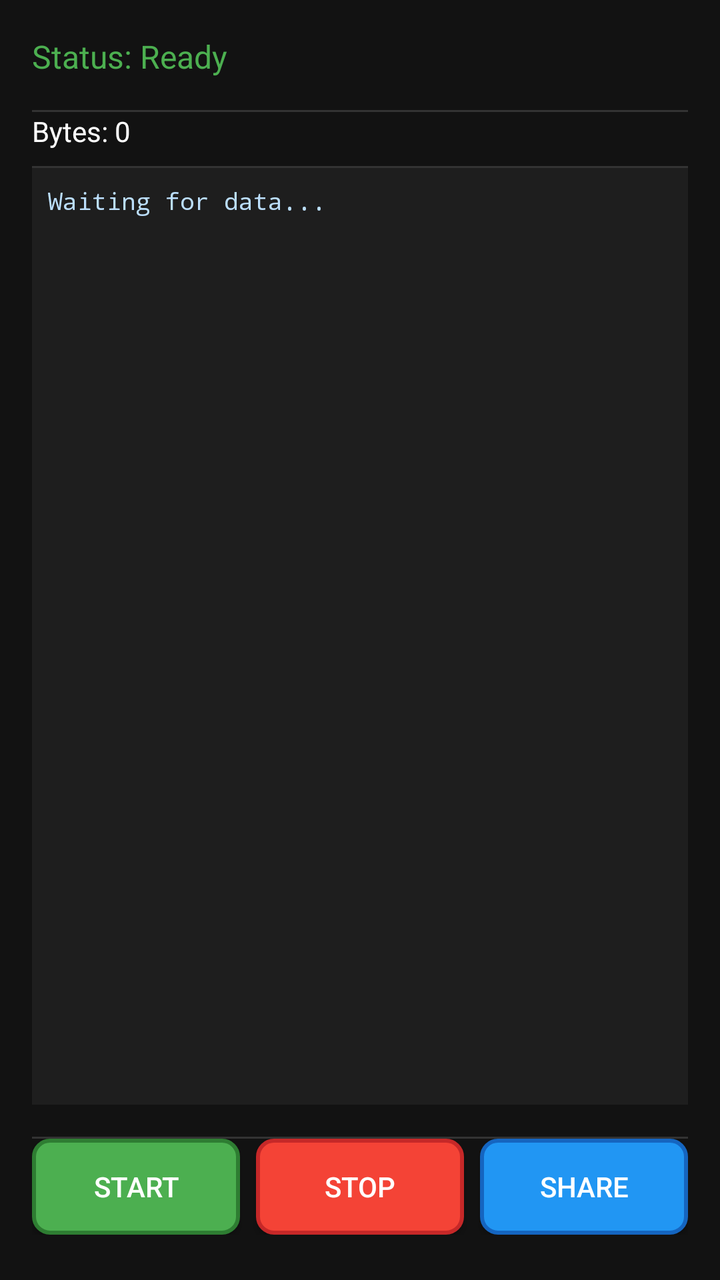
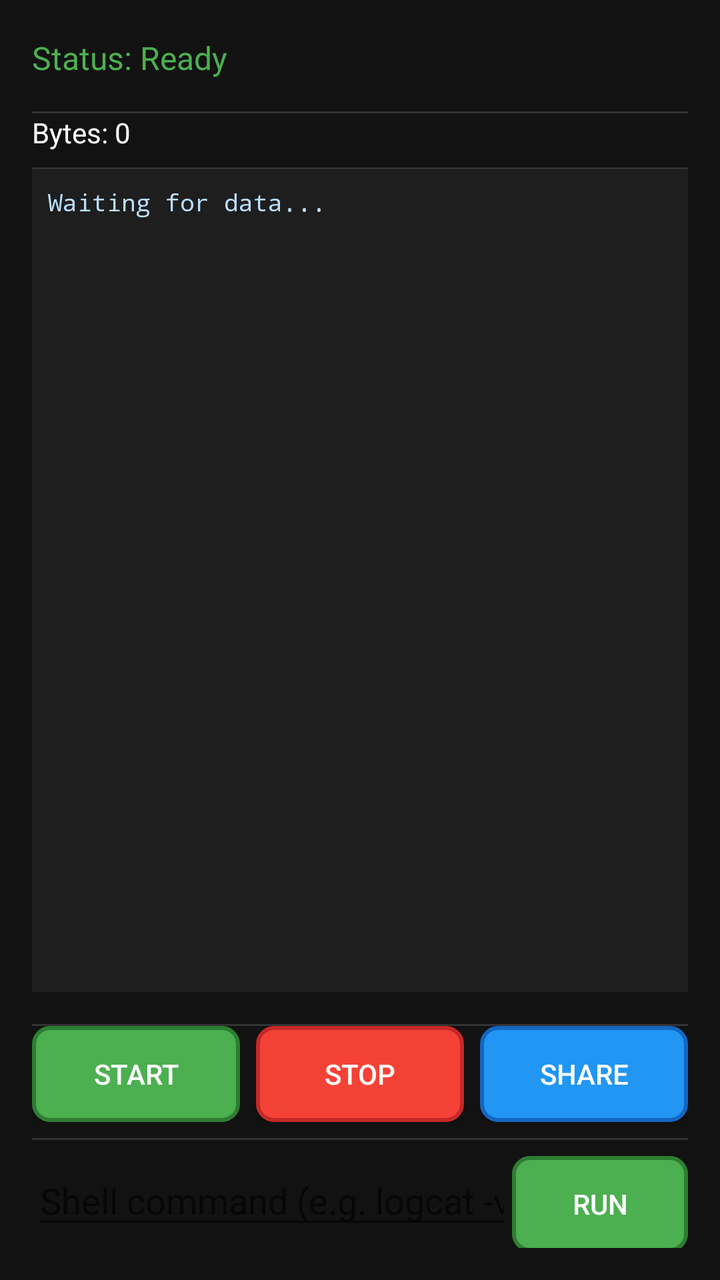

Before-and-after screenshots of an Android layout around one commit, followed by the original layout XML and the change that was made.
<!-- AndroidManifest.xml: application theme Theme.SerialDump -->
<!-- res/layout/activity_serial_dump.xml -->
<?xml version="1.0" encoding="utf-8"?>
<LinearLayout xmlns:android="http://schemas.android.com/apk/res/android"
    android:layout_width="match_parent"
    android:layout_height="match_parent"
    android:orientation="vertical"
    android:padding="16dp"
    android:background="#121212"
    android:gravity="center_vertical"
    android:divider="@drawable/list_divider"
    android:showDividers="middle">

    <TextView
        android:id="@+id/tvStatus"
        android:layout_width="wrap_content"
        android:layout_height="wrap_content"
        android:text="Status: Ready"
        android:textColor="#4CAF50"
        android:textSize="16sp"
        android:layout_marginBottom="16dp"/>

    <TextView
        android:id="@+id/tvBytes"
        android:layout_width="wrap_content"
        android:layout_height="wrap_content"
        android:text="Bytes: 0"
        android:textColor="#FFFFFF"
        android:textSize="14sp"
        android:layout_marginBottom="8dp"/>

    <TextView
        android:id="@+id/tvData"
        android:layout_width="match_parent"
        android:layout_height="0dp"
        android:layout_weight="1"
        android:text="Waiting for data..."
        android:textColor="#BBDEFB"
        android:textSize="12sp"
        android:fontFamily="monospace"
        android:background="#1E1E1E"
        android:padding="8dp"
        android:scrollbars="vertical"
        android:fadingEdge="vertical"
        android:layout_marginBottom="16dp"/>

    <LinearLayout
        android:layout_width="match_parent"
        android:layout_height="wrap_content"
        android:orientation="horizontal"
        android:weightSum="3"
        android:layout_marginBottom="8dp">

        <Button
            android:id="@+id/btnStart"
            android:layout_width="0dp"
            android:layout_height="wrap_content"
            android:layout_weight="1"
            android:text="START"
            android:textColor="#FFFFFF"
            android:background="@drawable/button_green"
            android:layout_marginEnd="4dp"/>

        <Button
            android:id="@+id/btnStop"
            android:layout_width="0dp"
            android:layout_height="wrap_content"
            android:layout_weight="1"
            android:text="STOP"
            android:textColor="#FFFFFF"
            android:background="@drawable/button_red"
            android:layout_marginStart="4dp"
            android:layout_marginEnd="4dp"/>

        <Button
            android:id="@+id/btnShare"
            android:layout_width="0dp"
            android:layout_height="wrap_content"
            android:layout_weight="1"
            android:text="SHARE"
            android:textColor="#FFFFFF"
            android:background="@drawable/button_blue"
            android:layout_marginStart="4dp"/>

    </LinearLayout>

</LinearLayout>
<!-- resources referenced by this layout -->
<resources>
  <!-- drawable button_blue (drawable) -->
  <?xml version="1.0" encoding="utf-8"?>
  <shape xmlns:android="http://schemas.android.com/apk/res/android"
      android:shape="rectangle">
      <corners android:radius="8dp"/>
      <solid android:color="#2196F3"/>
      <stroke android:width="2dp" android:color="#1565C0"/>
  </shape>
  <!-- drawable button_green (drawable) -->
  <?xml version="1.0" encoding="utf-8"?>
  <shape xmlns:android="http://schemas.android.com/apk/res/android"
      android:shape="rectangle">
      <corners android:radius="8dp"/>
      <solid android:color="#4CAF50"/>
      <stroke android:width="2dp" android:color="#2E7D32"/>
  </shape>
  <!-- drawable button_red (drawable) -->
  <?xml version="1.0" encoding="utf-8"?>
  <shape xmlns:android="http://schemas.android.com/apk/res/android"
      android:shape="rectangle">
      <corners android:radius="8dp"/>
      <solid android:color="#F44336"/>
      <stroke android:width="2dp" android:color="#C62828"/>
  </shape>
  <!-- drawable list_divider (drawable) -->
  <?xml version="1.0" encoding="utf-8"?>
  <shape xmlns:android="http://schemas.android.com/apk/res/android"
      android:shape="rectangle">
      <solid android:color="#333333"/>
      <size android:height="1dp"/>
  </shape>
  <style name="Theme.SerialDump" parent="Theme.AppCompat.Light.DarkActionBar">
          <item name="colorPrimary">@color/purple_500</item>
          <item name="colorPrimaryVariant">@color/purple_700</item>
          <item name="colorOnPrimary">@color/white</item>
          <item name="colorSecondary">@color/teal_200</item>
          <item name="colorSecondaryVariant">@color/teal_700</item>
          <item name="colorOnSecondary">@color/black</item>
          <item name="android:statusBarColor">@color/purple_800</item>
          <item name="android:windowBackground">@color/black</item>
      </style>
  <color name="purple_500">#FF6200EE</color>
  <color name="purple_700">#FF3700E3</color>
  <color name="white">#FFFFFFFF</color>
  <color name="teal_200">#FF03DAC6</color>
  <color name="teal_700">#FF018786</color>
  <color name="black">#FF000000</color>
  <color name="purple_800">#FF3700E3</color>
</resources>

<!-- the commit's change to res/layout/activity_serial_dump.xml (unified diff, before → after) -->
@@ -82,4 +82,29 @@
 
     </LinearLayout>
 
+    <LinearLayout
+        android:layout_width="match_parent"
+        android:layout_height="wrap_content"
+        android:orientation="horizontal"
+        android:layout_marginTop="8dp">
+
+        <EditText
+            android:id="@+id/etCommand"
+            android:layout_width="0dp"
+            android:layout_height="wrap_content"
+            android:layout_weight="1"
+            android:hint="Shell command (e.g. logcat -v time -d)"
+            android:imeOptions="actionDone"
+            android:inputType="text" />
+
+        <Button
+            android:id="@+id/btnRunCommand"
+            android:layout_width="wrap_content"
+            android:layout_height="wrap_content"
+            android:text="RUN"
+            android:textColor="#FFFFFF"
+            android:background="@drawable/button_green" />
+
+    </LinearLayout>
+
 </LinearLayout>
